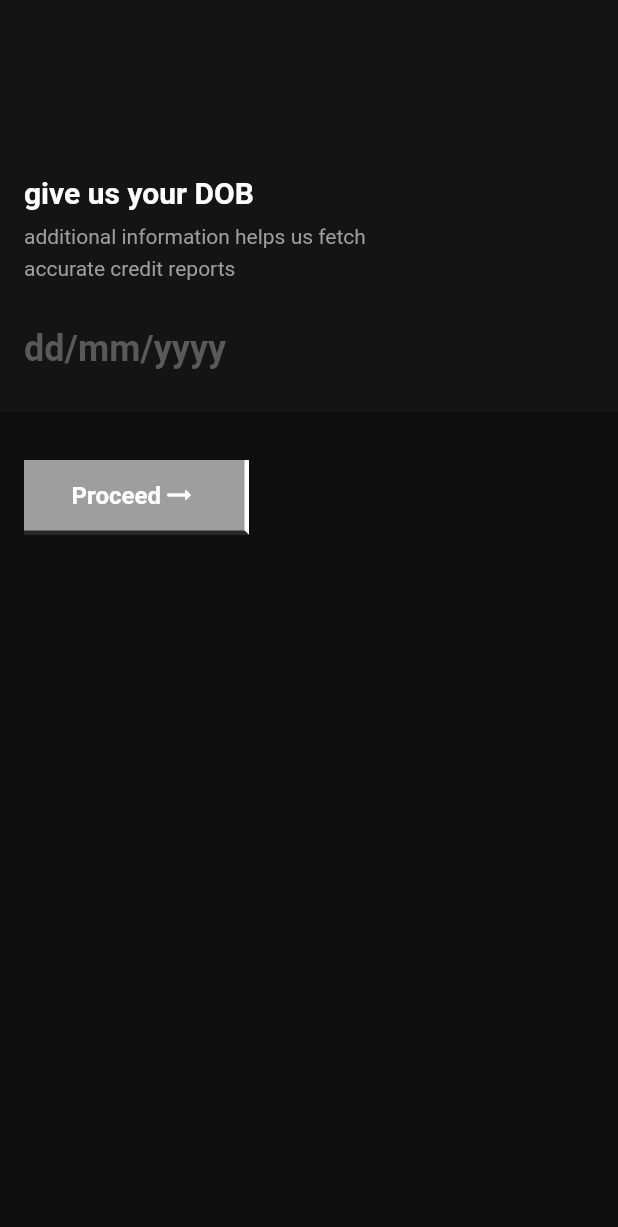
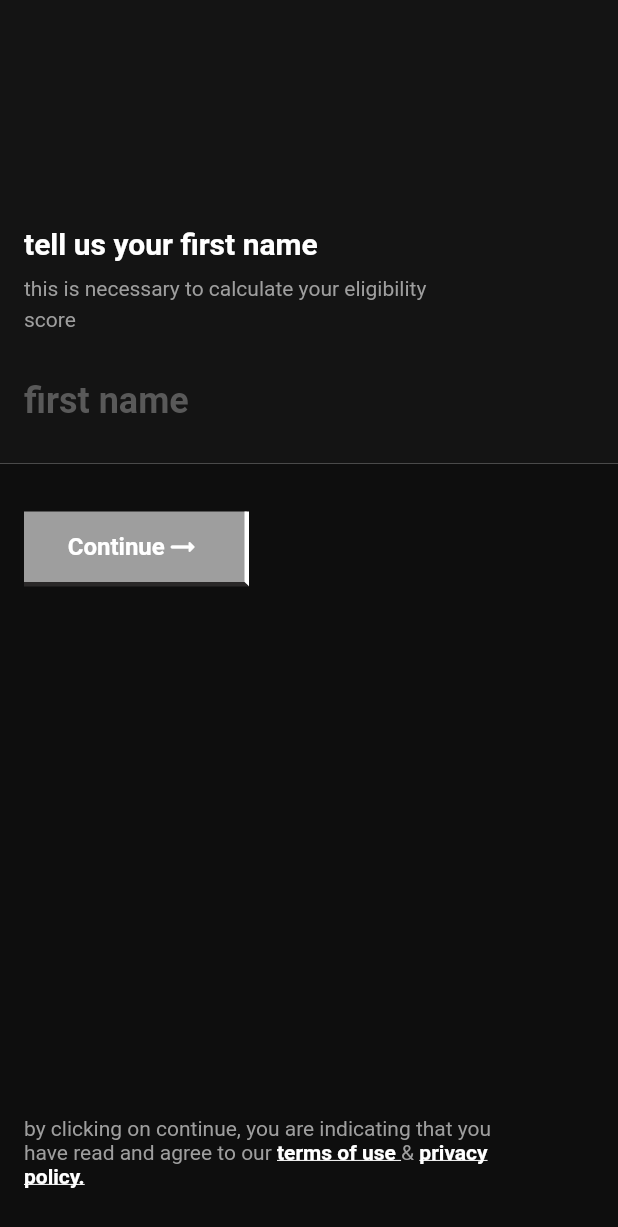
Before and after one commit to rohit0110/Cred, a Flutter app: the BasePage screen opened directly, on a phone screen of 412 x 824 dp. Shown: the top 1227 px of the screen. Run offline on Flutter 3.47's test engine with Material 2 defaults, Android fonts, the light colour scheme and no system bars; our stand-ins replace smooth_page_indicator.

Commit message:
Refactor architecture

```diff
--- a/lib/main.dart
+++ b/lib/main.dart
@@ -1,6 +1,4 @@
 import './pages/base_page/base_page.dart';
-import 'pages/permission_page/permission_page.dart';
-import './pages/welcome_page/welcome_page.dart';
 import 'package:flutter/material.dart';
 
 void main() {
@@ -18,7 +16,7 @@ class MyApp extends StatelessWidget {
       theme: ThemeData(
         primarySwatch: Colors.blue,
       ),
-      home: const PermissionsPage(),
+      home: const BasePage(),
     );
   }
 }
--- a/lib/pages/base_page/base_page.dart
+++ b/lib/pages/base_page/base_page.dart
@@ -1,5 +1,10 @@
+import 'widgets/dob/dob_bottom_part.dart';
+import 'widgets/first_name/first_name_bottom_part.dart';
+import 'widgets/first_name/first_name_field.dart';
+import 'widgets/surname/surname_bottom_part.dart';
+import 'widgets/surname/surname_field.dart';
+import 'widgets/dob/dob_field.dart';
 import '../../utils/constants.dart';
-import './widgets/dob_field.dart';
 import 'package:flutter/material.dart';
 
 class BasePage extends StatefulWidget {
@@ -11,6 +16,9 @@ class BasePage extends StatefulWidget {
 
 class _BasePageState extends State<BasePage> {
   bool dobEntered = false;
+  bool firstNameEntered = false;
+  bool lastNameEntered = false;
+
   int selectedIndex = 0;
   PageController pageController = PageController();
   void _onItemTapped(int index) {
@@ -36,7 +44,7 @@ class _BasePageState extends State<BasePage> {
       body: Column(
         children: [
           Expanded(
-            flex: 1,
+            flex: 3,
             child: Container(
               width: MediaQuery.of(context).size.width,
               padding: const EdgeInsets.all(padding),
@@ -52,39 +60,80 @@ class _BasePageState extends State<BasePage> {
                   );
                 },
                 children: [
+                  FirstNameContainer(
+                    callback: (value) => setState(
+                      () {
+                        if (value.isEmpty) {
+                          firstNameEntered = false;
+                        } else {
+                          firstNameEntered = true;
+                        }
+                      },
+                    ),
+                  ),
+                  SurnameContainer(callback: (value) {
+                    if (value == "-1") {
+                      _onItemTapped(selectedIndex - 1);
+                    } else {
+                      setState(
+                        () {
+                          if (value.isEmpty) {
+                            lastNameEntered = false;
+                          } else {
+                            lastNameEntered = true;
+                          }
+                        },
+                      );
+                    }
+                  }),
                   DOBContainer(
-                    callback: (value) => setState(() {
+                    callback: (value) => setState(
+                      () {
                         if (value.length == 10) {
                           dobEntered = true;
                         } else {
                           dobEntered = false;
                         }
-                    }),
+                      },
                     ),
-                  DOBContainer(
-                    callback: (value) => setState(() {
-                      if (value.length == 10) {
-                        dobEntered = true;
-                      } else {
-                        dobEntered = false;
-                      }
-                    }),
                   ),
                 ],
               ),
             ),
           ),
           Expanded(
-            flex: 2,
+            flex: 5,
             child: Container(
               width: MediaQuery.of(context).size.width,
               padding: const EdgeInsets.symmetric(
-                  horizontal: padding, vertical: padding * 2),
+                horizontal: padding,
+                vertical: padding * 2,
+              ),
               color: secondaryColor,
               child: Column(
                 crossAxisAlignment: CrossAxisAlignment.start,
                 children: [
-                  activityButton(),
+                  if (selectedIndex == 0)
+                    FirstNameBottomPart(
+                      firstNameEntered: firstNameEntered,
+                      callback: (val) => _onItemTapped(
+                        selectedIndex + 1,
+                      ),
+                    ),
+                  if (selectedIndex == 1)
+                    SurnameBottomPart(
+                      lastNameEntered: lastNameEntered,
+                      callback: (val) => _onItemTapped(
+                        selectedIndex + 1,
+                      ),
+                    ),
+                  if (selectedIndex == 2)
+                    DobBottomPart(
+                      dobEntered: dobEntered,
+                      callback: (val) => _onItemTapped(
+                        selectedIndex + 1,
+                      ),
+                    ),
                 ],
               ),
             ),
@@ -93,50 +142,4 @@ class _BasePageState extends State<BasePage> {
       ),
     );
   }
-
-  Widget activityButton() {
-    return Container(
-      decoration: BoxDecoration(
-        color: (dobEntered) ? Colors.white : Colors.grey,
-        border: Border(
-          right: BorderSide(
-            width: 3,
-            color: (dobEntered) ? Colors.grey : Colors.white,
-          ),
-          bottom: BorderSide(
-            width: 3,
-            color: (dobEntered)
-                ? Colors.grey
-                : const Color.fromARGB(255, 42, 40, 40),
-          ),
-        ),
-      ),
-      width: 150,
-      height: 50,
-      child: InkWell(
-        onTap: () {
-          if (dobEntered) {
-            _onItemTapped((selectedIndex + 1) % 2);
 }
-        },
-        child: Row(
-          mainAxisAlignment: MainAxisAlignment.center,
-          children: [
-            Text(
-              "Proceed",
-              style: TextStyle(
-                color: (dobEntered) ? Colors.black : Colors.white,
-                fontSize: 16,
-                fontWeight: FontWeight.bold,
-              ),
-            ),
-            Icon(
-              Icons.arrow_right_alt_rounded,
-              color: (dobEntered) ? Colors.black : Colors.white,
-            ),
-          ],
-        ),
-      ),
-    );
-  }
-}
--- a/lib/pages/base_page/widgets/dob_field.dart
+++ /dev/null
@@ -1,85 +0,0 @@
-import '../../../utils/constants.dart';
-import 'package:flutter/material.dart';
-
-typedef StringCallback = void Function(String val);
-
-class DOBContainer extends StatefulWidget {
-  const DOBContainer({Key? key, required this.callback}) : super(key: key);
-  final StringCallback callback;
-  @override
-  State<DOBContainer> createState() => _DOBContainerState();
-}
-
-class _DOBContainerState extends State<DOBContainer> {
-  @override
-  Widget build(BuildContext context) {
-    return Container(
-      color: Colors.transparent,
-      child: Column(
-        crossAxisAlignment: CrossAxisAlignment.start,
-        mainAxisAlignment: MainAxisAlignment.end,
-        children: [
-          const Text(
-            "give us your DOB",
-            style: headingStyle,
-          ),
-          const SizedBox(
-            height: 10,
-          ),
-          const Text(
-            "additional information helps us fetch",
-            style: subheadingStyle,
-          ),
-          const SizedBox(
-            height: 5,
-          ),
-          const Text(
-            "accurate credit reports",
-            style: subheadingStyle,
-          ),
-          const SizedBox(height: 20),
-          TextField(
-            onChanged: (value) {
-              // if (value.length == 10) {
-              //   setState(
-              //     () {
-              //       dobEntered = true;
-              //       widget.callback(value);
-              //     },
-              //   );
-              // } else {
-              //   setState(
-              //     () {
-              //       dobEntered = false;
-              //     },
-              //   );
-              // }
-              setState(() {
-                widget.callback(value);
-              });
-            },
-            maxLength: 10,
-            cursorHeight: 30,
-            style: const TextStyle(
-              color: Colors.white,
-              fontSize: 24,
-              fontWeight: FontWeight.bold,
-            ),
-            decoration: const InputDecoration(
-              counterText: "",
-              enabledBorder: InputBorder.none,
-              focusedBorder: InputBorder.none,
-              hintText: "dd/mm/yyyy",
-              hintStyle: TextStyle(
-                color: inputColor,
-                fontSize: 24,
-                fontWeight: FontWeight.bold,
-              ),
-            ),
-            keyboardType: TextInputType.datetime,
-          ),
-        ],
-      ),
-    );
-  }
-}
--- a/lib/pages/permission_page/permission_page.dart
+++ b/lib/pages/permission_page/permission_page.dart
@@ -1,6 +1,6 @@
 import '../../utils/constants.dart';
-import '../common_components/outer_button.dart';
-import './components/permission_card.dart';
+import '../../common_components/outer_button.dart';
+import './widgets/permission_card.dart';
 import 'package:flutter/gestures.dart';
 import 'package:flutter/material.dart';
 
--- a/lib/pages/welcome_page/welcome_page.dart
+++ b/lib/pages/welcome_page/welcome_page.dart
@@ -1,24 +1,37 @@
-import '../common_components/outer_button.dart';
+import '../common_components/button/custom_button.dart';
 import '././utils/page_indicator.dart';
 import '././utils/welcome_card.dart';
 import 'package:flutter/material.dart';
 
-
 class WelcomePage extends StatefulWidget {
-  const WelcomePage({ Key? key }) : super(key: key);
+  const WelcomePage({Key? key}) : super(key: key);
 
   @override
   State<WelcomePage> createState() => _WelcomePageState();
 }
 
 class _WelcomePageState extends State<WelcomePage> {
-
   PageController pageController = PageController(initialPage: 0);
   int pageNum = 0;
 
-  List<String> cardDetails1 = ["pay bills", "get rewarded", "earn assured cashbacks and rewards every time you pay a credit card bill", "images/welcome_pic_1.jpg"];
-  List<String> cardDetails2 = ["unlock special offers", "on tap brands", "use CRED coins for claiming member only discounts", "images/welcome_pic_2.jpg"];
-  List<String> cardDetails3 = ["say goodbye to", "late fees", "never miss a due date with timely payment reminders on WhatsApp", "images/welcome_pic_3.jpg"];
+  List<String> cardDetails1 = [
+    "pay bills",
+    "get rewarded",
+    "earn assured cashbacks and rewards every time you pay a credit card bill",
+    "images/welcome_pic_1.jpg"
+  ];
+  List<String> cardDetails2 = [
+    "unlock special offers",
+    "on tap brands",
+    "use CRED coins for claiming member only discounts",
+    "images/welcome_pic_2.jpg"
+  ];
+  List<String> cardDetails3 = [
+    "say goodbye to",
+    "late fees",
+    "never miss a due date with timely payment reminders on WhatsApp",
+    "images/welcome_pic_3.jpg"
+  ];
 
   @override
   Widget build(BuildContext context) {
@@ -34,7 +47,7 @@ class _WelcomePageState extends State<WelcomePage> {
                 height: 330,
                 child: PageView(
                   controller: pageController,
-                onPageChanged: (index){
+                  onPageChanged: (index) {
                     setState(() {
                       pageNum = index;
                     });
@@ -46,13 +59,16 @@ class _WelcomePageState extends State<WelcomePage> {
                   ],
                 ),
               ),
-            const SizedBox(height: 15,),
+              const SizedBox(
+                height: 15,
+              ),
               PageIndicator(controller: pageController),
-            const SizedBox(height: 35,),
-            const OuterButton(disabled: false),
+              const SizedBox(
+                height: 35,
+              ),
+              //Use custom button
             ],
           ),
-      )
-    );
+        ));
   }
 }
--- a/lib/utils/constants.dart
+++ b/lib/utils/constants.dart
@@ -10,3 +10,5 @@ const TextStyle headingStyle =
     TextStyle(color: headingColor, fontSize: 20, fontWeight: FontWeight.bold);
 const TextStyle subheadingStyle =
     TextStyle(color: subheadingColor, fontSize: 14);
+
+typedef StringCallback = void Function(String val);
```
Also changed, not shown: lib/common_components/outer_button.dart (renamed from lib/pages/common_components/outer_button.dart), lib/pages/permission_page/widgets/permission_card.dart (renamed from lib/pages/permission_page/components/permission_card.dart), lib/pages/permission_page/widgets/permission_detail.dart (renamed from lib/pages/permission_page/components/permission_detail.dart), lib/pages/permission_page/widgets/permission_header.dart (renamed from lib/pages/permission_page/components/permission_header.dart), pubspec.lock, 1 other file. Lines whose indentation alone changed are shown as unchanged.
